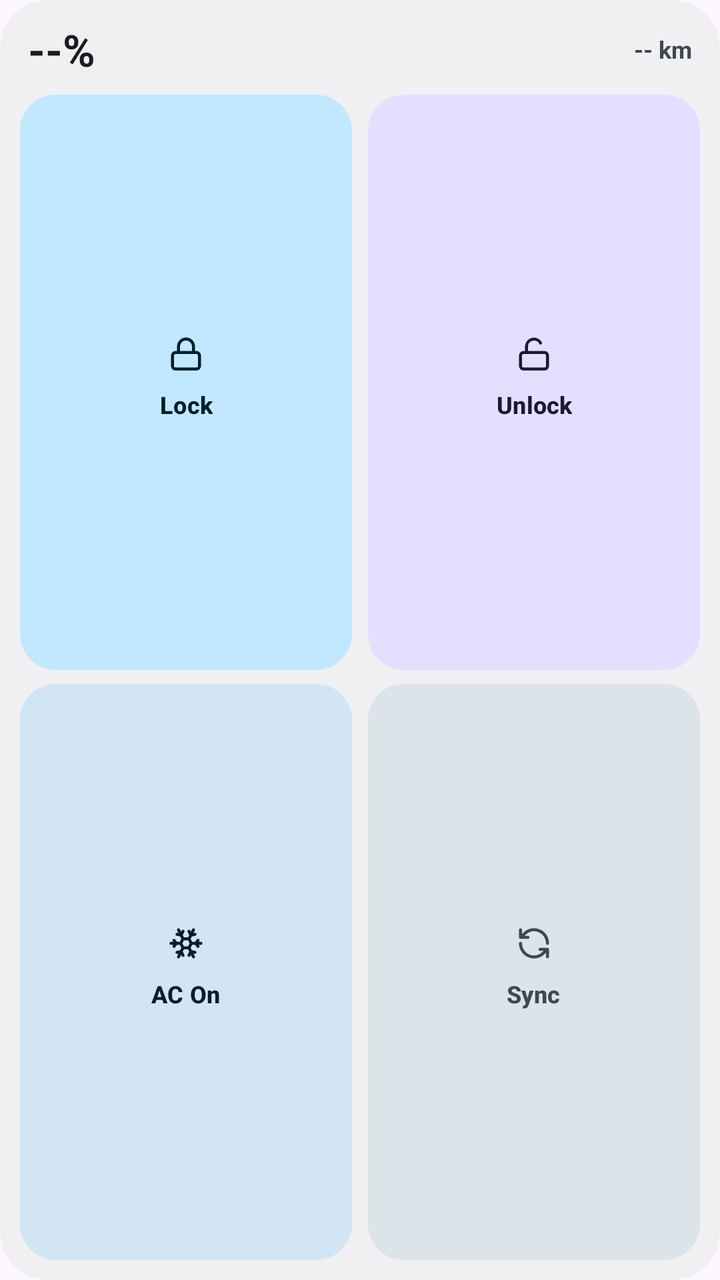
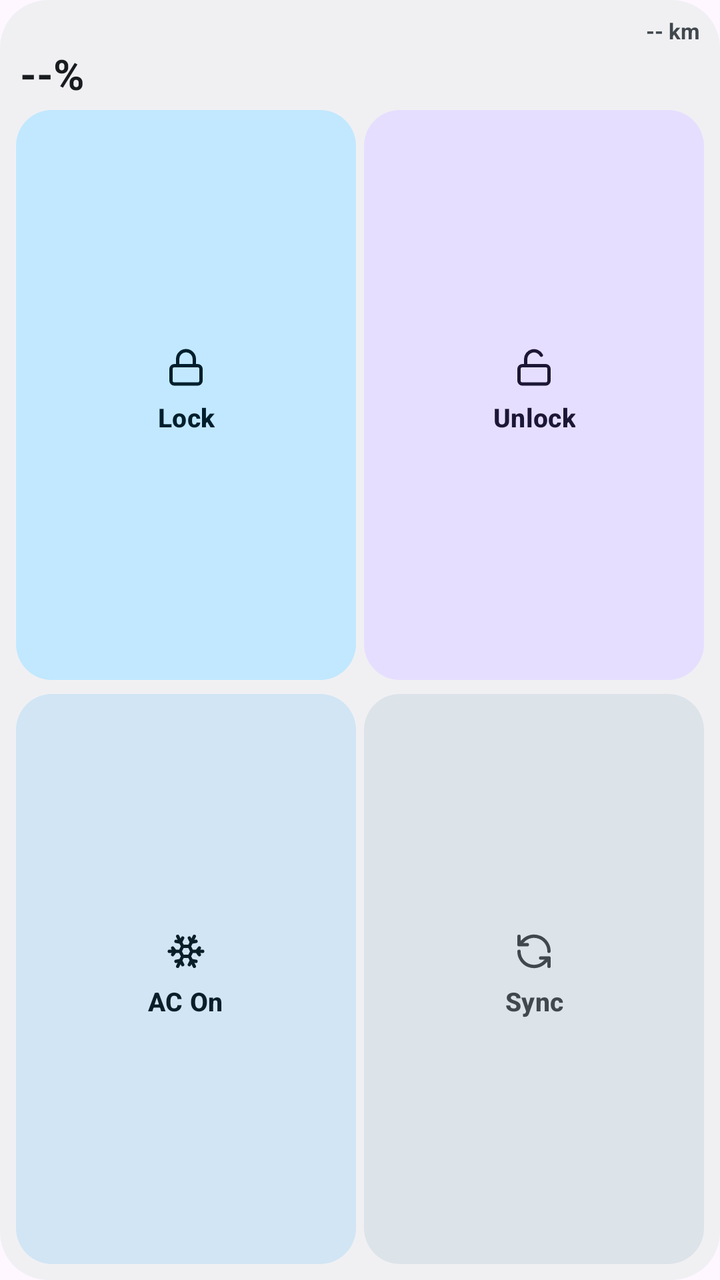

The first picture is an Android layout as it rendered before a commit; the second is the same layout after the commit. The layout source and the unified diff follow.
<!-- AndroidManifest.xml: application theme Theme.BydWatch -->
<!-- res/layout/widget_vehicle_2x2.xml -->
<?xml version="1.0" encoding="utf-8"?>
<LinearLayout xmlns:android="http://schemas.android.com/apk/res/android"
    android:id="@+id/widgetRoot"
    android:layout_width="match_parent"
    android:layout_height="match_parent"
    android:background="@drawable/bg_widget_card"
    android:orientation="vertical"
    android:padding="10dp">

    
    <LinearLayout
        android:id="@+id/widgetHeader"
        android:layout_width="match_parent"
        android:layout_height="wrap_content"
        android:layout_marginBottom="8dp"
        android:gravity="center_vertical"
        android:orientation="horizontal"
        android:paddingHorizontal="4dp">

        <TextView
            android:id="@+id/tvWidgetSoc"
            android:layout_width="wrap_content"
            android:layout_height="wrap_content"
            android:text="--%"
            android:textColor="@color/widget_on_surface"
            android:textSize="22sp"
            android:textStyle="bold" />

        <TextView
            android:id="@+id/tvWidgetRange"
            android:layout_width="0dp"
            android:layout_height="wrap_content"
            android:layout_marginStart="8dp"
            android:layout_weight="1"
            android:ellipsize="end"
            android:gravity="end"
            android:maxLines="2"
            android:text="-- km"
            android:textColor="@color/widget_on_surface_variant"
            android:textSize="12sp"
            android:textStyle="bold" />
    </LinearLayout>

    
    <LinearLayout
        android:layout_width="match_parent"
        android:layout_height="0dp"
        android:layout_weight="1"
        android:orientation="horizontal">

        <LinearLayout
            android:id="@+id/tileWidgetLock"
            android:layout_width="0dp"
            android:layout_height="match_parent"
            android:layout_marginEnd="4dp"
            android:layout_weight="1"
            android:background="@drawable/bg_widget_btn_primary"
            android:gravity="center"
            android:orientation="vertical"
            android:paddingHorizontal="4dp">

            <ImageView
                android:id="@+id/ivWidgetLock"
                android:layout_width="18dp"
                android:layout_height="18dp"
                android:layout_marginBottom="4dp"
                android:importantForAccessibility="no"
                android:src="@drawable/ic_slot_lock"
                android:tint="@color/widget_on_primary_container" />

            <Button
                android:id="@+id/btnWidgetLock"
                android:layout_width="wrap_content"
                android:layout_height="wrap_content"
                android:background="@android:color/transparent"
                android:ellipsize="end"
                android:gravity="center"
                android:maxLines="1"
                android:minWidth="0dp"
                android:minHeight="0dp"
                android:padding="0dp"
                android:stateListAnimator="@null"
                android:text="Lock"
                android:textAllCaps="false"
                android:textColor="@color/widget_on_primary_container"
                android:textSize="12sp"
                android:textStyle="bold" />
        </LinearLayout>

        <LinearLayout
            android:id="@+id/tileWidgetUnlock"
            android:layout_width="0dp"
            android:layout_height="match_parent"
            android:layout_marginStart="4dp"
            android:layout_weight="1"
            android:background="@drawable/bg_widget_btn_tertiary"
            android:gravity="center"
            android:orientation="vertical"
            android:paddingHorizontal="4dp">

            <ImageView
                android:id="@+id/ivWidgetUnlock"
                android:layout_width="18dp"
                android:layout_height="18dp"
                android:layout_marginBottom="4dp"
                android:importantForAccessibility="no"
                android:src="@drawable/ic_slot_unlock"
                android:tint="@color/widget_on_tertiary_container" />

            <Button
                android:id="@+id/btnWidgetUnlock"
                android:layout_width="wrap_content"
                android:layout_height="wrap_content"
                android:background="@android:color/transparent"
                android:ellipsize="end"
                android:gravity="center"
                android:maxLines="1"
                android:minWidth="0dp"
                android:minHeight="0dp"
                android:padding="0dp"
                android:stateListAnimator="@null"
                android:text="Unlock"
                android:textAllCaps="false"
                android:textColor="@color/widget_on_tertiary_container"
                android:textSize="12sp"
                android:textStyle="bold" />
        </LinearLayout>
    </LinearLayout>

    
    <LinearLayout
        android:layout_width="match_parent"
        android:layout_height="0dp"
        android:layout_marginTop="7dp"
        android:layout_weight="1"
        android:orientation="horizontal">

        <LinearLayout
            android:id="@+id/tileWidgetAc"
            android:layout_width="0dp"
            android:layout_height="match_parent"
            android:layout_marginEnd="4dp"
            android:layout_weight="1"
            android:background="@drawable/bg_widget_btn_secondary"
            android:gravity="center"
            android:orientation="vertical"
            android:paddingHorizontal="4dp">

            <ImageView
                android:id="@+id/ivWidgetAc"
                android:layout_width="18dp"
                android:layout_height="18dp"
                android:layout_marginBottom="4dp"
                android:importantForAccessibility="no"
                android:src="@drawable/ic_slot_ac"
                android:tint="@color/widget_on_secondary_container" />

            <Button
                android:id="@+id/btnWidgetAc"
                android:layout_width="wrap_content"
                android:layout_height="wrap_content"
                android:background="@android:color/transparent"
                android:ellipsize="end"
                android:gravity="center"
                android:maxLines="1"
                android:minWidth="0dp"
                android:minHeight="0dp"
                android:padding="0dp"
                android:stateListAnimator="@null"
                android:text="AC On"
                android:textAllCaps="false"
                android:textColor="@color/widget_on_secondary_container"
                android:textSize="12sp"
                android:textStyle="bold" />
        </LinearLayout>

        <LinearLayout
            android:id="@+id/tileWidgetRefresh"
            android:layout_width="0dp"
            android:layout_height="match_parent"
            android:layout_marginStart="4dp"
            android:layout_weight="1"
            android:background="@drawable/bg_widget_btn_tonal"
            android:gravity="center"
            android:orientation="vertical"
            android:paddingHorizontal="4dp">

            <ImageView
                android:id="@+id/ivWidgetRefresh"
                android:layout_width="18dp"
                android:layout_height="18dp"
                android:layout_marginBottom="4dp"
                android:importantForAccessibility="no"
                android:src="@drawable/ic_slot_sync"
                android:tint="@color/widget_on_surface_variant" />

            <Button
                android:id="@+id/btnWidgetRefresh"
                android:layout_width="wrap_content"
                android:layout_height="wrap_content"
                android:background="@android:color/transparent"
                android:ellipsize="end"
                android:gravity="center"
                android:maxLines="1"
                android:minWidth="0dp"
                android:minHeight="0dp"
                android:padding="0dp"
                android:stateListAnimator="@null"
                android:text="Sync"
                android:textAllCaps="false"
                android:textColor="@color/widget_on_surface_variant"
                android:textSize="12sp"
                android:textStyle="bold" />
        </LinearLayout>
    </LinearLayout>
</LinearLayout>
<!-- resources referenced by this layout -->
<resources>
  <color name="widget_on_primary_container">#002114</color>
  <color name="widget_on_secondary_container">#001E30</color>
  <color name="widget_on_surface">#181D1A</color>
  <color name="widget_on_surface_variant">#414944</color>
  <color name="widget_on_tertiary_container">#2B1700</color>
  <!-- drawable bg_widget_btn_primary (drawable) -->
  <?xml version="1.0" encoding="utf-8"?>
  <shape xmlns:android="http://schemas.android.com/apk/res/android"
      android:shape="rectangle">
      <solid android:color="@color/widget_primary_container" />
      <corners android:radius="18dp" />
  </shape>
  <!-- drawable bg_widget_btn_secondary (drawable) -->
  <?xml version="1.0" encoding="utf-8"?>
  <shape xmlns:android="http://schemas.android.com/apk/res/android"
      android:shape="rectangle">
      <solid android:color="@color/widget_secondary_container" />
      <corners android:radius="18dp" />
  </shape>
  <!-- drawable bg_widget_btn_tertiary (drawable) -->
  <?xml version="1.0" encoding="utf-8"?>
  <shape xmlns:android="http://schemas.android.com/apk/res/android"
      android:shape="rectangle">
      <solid android:color="@color/widget_tertiary_container" />
      <corners android:radius="18dp" />
  </shape>
  <!-- drawable bg_widget_btn_tonal (drawable) -->
  <?xml version="1.0" encoding="utf-8"?>
  <shape xmlns:android="http://schemas.android.com/apk/res/android"
      android:shape="rectangle">
      <solid android:color="@color/widget_surface_variant" />
      <corners android:radius="18dp" />
  </shape>
  <!-- drawable bg_widget_card (drawable) -->
  <?xml version="1.0" encoding="utf-8"?>
  <shape xmlns:android="http://schemas.android.com/apk/res/android"
      android:shape="rectangle">
      <solid android:color="@color/widget_surface" />
      <corners android:radius="24dp" />
  </shape>
  <!-- drawable ic_slot_sync (drawable) -->
  <?xml version="1.0" encoding="utf-8"?>
  <vector xmlns:android="http://schemas.android.com/apk/res/android"
      android:width="24dp"
      android:height="24dp"
      android:viewportWidth="24"
      android:viewportHeight="24">
      <path
          android:fillColor="@android:color/transparent"
          android:strokeColor="#FFFFFF"
          android:strokeLineCap="round"
          android:strokeLineJoin="round"
          android:strokeWidth="2"
          android:pathData="M21,12a9,9 0 0,0 -15.5,-6.3L3,8 M3,3v5h5 M3,12a9,9 0 0,0 15.5,6.3L21,16 M21,21v-5h-5" />
  </vector>
  <color name="widget_primary_container">#9FF2CE</color>
  <color name="widget_secondary_container">#CBE6FF</color>
  <color name="widget_tertiary_container">#FFE0B2</color>
  <color name="widget_surface_variant">#E3EBE6</color>
  <color name="widget_surface">#F3F7F4</color>
  <color name="accent_emerald">#006C4C</color>
  <color name="bg_obsidian">#F6F8F7</color>
  <color name="accent_cyan">#00658E</color>
  <style name="Widget.BydWatch.TextInputLayout" parent="Widget.Material3.TextInputLayout.OutlinedBox">
          <item name="boxCornerRadiusTopStart">16dp</item>
          <item name="boxCornerRadiusTopEnd">16dp</item>
          <item name="boxCornerRadiusBottomStart">16dp</item>
          <item name="boxCornerRadiusBottomEnd">16dp</item>
          <item name="boxStrokeWidth">1dp</item>
          <item name="boxStrokeWidthFocused">2dp</item>
      </style>
  <!-- unchanged entries left out for length: 4 -->
</resources>

<!-- the commit's change to res/layout/widget_vehicle_2x2.xml (unified diff, before → after) -->
@@ -5,17 +5,52 @@
     android:layout_height="match_parent"
     android:background="@drawable/bg_widget_card"
     android:orientation="vertical"
-    android:padding="10dp">
+    android:padding="8dp">
 
     
     <LinearLayout
         android:id="@+id/widgetHeader"
         android:layout_width="match_parent"
         android:layout_height="wrap_content"
-        android:layout_marginBottom="8dp"
-        android:gravity="center_vertical"
-        android:orientation="horizontal"
-        android:paddingHorizontal="4dp">
+        android:layout_marginBottom="4dp"
+        android:orientation="vertical"
+        android:paddingHorizontal="2dp">
+
+        <LinearLayout
+            android:layout_width="match_parent"
+            android:layout_height="wrap_content"
+            android:gravity="center_vertical"
+            android:orientation="horizontal">
+
+            <TextView
+                android:id="@+id/tvWidgetCarModel"
+                android:layout_width="wrap_content"
+                android:layout_height="wrap_content"
+                android:background="@drawable/bg_widget_car_pill"
+                android:contentDescription="@string/widget_vehicle_settings_desc"
+                android:ellipsize="end"
+                android:maxLines="1"
+                android:paddingHorizontal="6dp"
+                android:paddingVertical="2dp"
+                android:textColor="@color/accent_emerald"
+                android:textSize="9sp"
+                android:textStyle="bold"
+                android:visibility="gone" />
+
+            <TextView
+                android:id="@+id/tvWidgetRange"
+                android:layout_width="0dp"
+                android:layout_height="wrap_content"
+                android:layout_marginStart="6dp"
+                android:layout_weight="1"
+                android:ellipsize="end"
+                android:gravity="end"
+                android:maxLines="2"
+                android:text="-- km"
+                android:textColor="@color/widget_on_surface_variant"
+                android:textSize="11sp"
+                android:textStyle="bold" />
+        </LinearLayout>
 
         <TextView
             android:id="@+id/tvWidgetSoc"
@@ -23,21 +58,7 @@
             android:layout_height="wrap_content"
             android:text="--%"
             android:textColor="@color/widget_on_surface"
-            android:textSize="22sp"
-            android:textStyle="bold" />
-
-        <TextView
-            android:id="@+id/tvWidgetRange"
-            android:layout_width="0dp"
-            android:layout_height="wrap_content"
-            android:layout_marginStart="8dp"
-            android:layout_weight="1"
-            android:ellipsize="end"
-            android:gravity="end"
-            android:maxLines="2"
-            android:text="-- km"
-            android:textColor="@color/widget_on_surface_variant"
-            android:textSize="12sp"
+            android:textSize="21sp"
             android:textStyle="bold" />
     </LinearLayout>
 
@@ -52,18 +73,18 @@
             android:id="@+id/tileWidgetLock"
             android:layout_width="0dp"
             android:layout_height="match_parent"
-            android:layout_marginEnd="4dp"
+            android:layout_marginEnd="2dp"
             android:layout_weight="1"
             android:background="@drawable/bg_widget_btn_primary"
             android:gravity="center"
             android:orientation="vertical"
-            android:paddingHorizontal="4dp">
+            android:paddingHorizontal="2dp">
 
             <ImageView
                 android:id="@+id/ivWidgetLock"
-                android:layout_width="18dp"
-                android:layout_height="18dp"
-                android:layout_marginBottom="4dp"
+                android:layout_width="20dp"
+                android:layout_height="20dp"
+                android:layout_marginBottom="2dp"
                 android:importantForAccessibility="no"
                 android:src="@drawable/ic_slot_lock"
                 android:tint="@color/widget_on_primary_container" />
@@ -83,7 +104,7 @@
                 android:text="Lock"
                 android:textAllCaps="false"
                 android:textColor="@color/widget_on_primary_container"
-                android:textSize="12sp"
+                android:textSize="13sp"
                 android:textStyle="bold" />
         </LinearLayout>
 
@@ -91,18 +112,18 @@
             android:id="@+id/tileWidgetUnlock"
             android:layout_width="0dp"
             android:layout_height="match_parent"
-            android:layout_marginStart="4dp"
+            android:layout_marginStart="2dp"
             android:layout_weight="1"
             android:background="@drawable/bg_widget_btn_tertiary"
             android:gravity="center"
             android:orientation="vertical"
-            android:paddingHorizontal="4dp">
+            android:paddingHorizontal="2dp">
 
             <ImageView
                 android:id="@+id/ivWidgetUnlock"
-                android:layout_width="18dp"
-                android:layout_height="18dp"
-                android:layout_marginBottom="4dp"
+                android:layout_width="20dp"
+                android:layout_height="20dp"
+                android:layout_marginBottom="2dp"
                 android:importantForAccessibility="no"
                 android:src="@drawable/ic_slot_unlock"
                 android:tint="@color/widget_on_tertiary_container" />
@@ -122,7 +143,7 @@
                 android:text="Unlock"
                 android:textAllCaps="false"
                 android:textColor="@color/widget_on_tertiary_container"
-                android:textSize="12sp"
+                android:textSize="13sp"
                 android:textStyle="bold" />
         </LinearLayout>
     </LinearLayout>
@@ -139,18 +160,18 @@
             android:id="@+id/tileWidgetAc"
             android:layout_width="0dp"
             android:layout_height="match_parent"
-            android:layout_marginEnd="4dp"
+            android:layout_marginEnd="2dp"
             android:layout_weight="1"
             android:background="@drawable/bg_widget_btn_secondary"
             android:gravity="center"
             android:orientation="vertical"
-            android:paddingHorizontal="4dp">
+            android:paddingHorizontal="2dp">
 
             <ImageView
                 android:id="@+id/ivWidgetAc"
-                android:layout_width="18dp"
-                android:layout_height="18dp"
-                android:layout_marginBottom="4dp"
+                android:layout_width="20dp"
+                android:layout_height="20dp"
+                android:layout_marginBottom="2dp"
                 android:importantForAccessibility="no"
                 android:src="@drawable/ic_slot_ac"
                 android:tint="@color/widget_on_secondary_container" />
@@ -170,7 +191,7 @@
                 android:text="AC On"
                 android:textAllCaps="false"
                 android:textColor="@color/widget_on_secondary_container"
-                android:textSize="12sp"
+                android:textSize="13sp"
                 android:textStyle="bold" />
         </LinearLayout>
 
@@ -178,18 +199,18 @@
             android:id="@+id/tileWidgetRefresh"
             android:layout_width="0dp"
             android:layout_height="match_parent"
-            android:layout_marginStart="4dp"
+            android:layout_marginStart="2dp"
             android:layout_weight="1"
             android:background="@drawable/bg_widget_btn_tonal"
             android:gravity="center"
             android:orientation="vertical"
-            android:paddingHorizontal="4dp">
+            android:paddingHorizontal="2dp">
 
             <ImageView
                 android:id="@+id/ivWidgetRefresh"
-                android:layout_width="18dp"
-                android:layout_height="18dp"
-                android:layout_marginBottom="4dp"
+                android:layout_width="20dp"
+                android:layout_height="20dp"
+                android:layout_marginBottom="2dp"
                 android:importantForAccessibility="no"
                 android:src="@drawable/ic_slot_sync"
                 android:tint="@color/widget_on_surface_variant" />
@@ -209,7 +230,7 @@
                 android:text="Sync"
                 android:textAllCaps="false"
                 android:textColor="@color/widget_on_surface_variant"
-                android:textSize="12sp"
+                android:textSize="13sp"
                 android:textStyle="bold" />
         </LinearLayout>
     </LinearLayout>
<!-- resource entries referenced after the edit -->
@@ -33,6 +33,16 @@
       <solid android:color="@color/widget_surface_variant" />
       <corners android:radius="18dp" />
   </shape>
+  <!-- drawable bg_widget_car_pill (drawable) -->
+  <?xml version="1.0" encoding="utf-8"?>
+  <shape xmlns:android="http://schemas.android.com/apk/res/android"
+      android:shape="rectangle">
+      <solid android:color="@color/widget_car_pill_bg" />
+      <stroke
+          android:width="1dp"
+          android:color="@color/widget_car_pill_stroke" />
+      <corners android:radius="999dp" />
+  </shape>
   <!-- drawable bg_widget_card (drawable) -->
   <?xml version="1.0" encoding="utf-8"?>
   <shape xmlns:android="http://schemas.android.com/apk/res/android"
@@ -55,10 +65,13 @@
           android:strokeWidth="2"
           android:pathData="M21,12a9,9 0 0,0 -15.5,-6.3L3,8 M3,3v5h5 M3,12a9,9 0 0,0 15.5,6.3L21,16 M21,21v-5h-5" />
   </vector>
+  <string name="widget_vehicle_settings_desc">Choose car for this widget</string>
   <color name="widget_primary_container">#9FF2CE</color>
   <color name="widget_secondary_container">#CBE6FF</color>
   <color name="widget_tertiary_container">#FFE0B2</color>
   <color name="widget_surface_variant">#E3EBE6</color>
+  <color name="widget_car_pill_bg">#E6F7EF</color>
+  <color name="widget_car_pill_stroke">#9AD9BE</color>
   <color name="widget_surface">#F3F7F4</color>
   <color name="accent_emerald">#006C4C</color>
   <color name="bg_obsidian">#F6F8F7</color>
